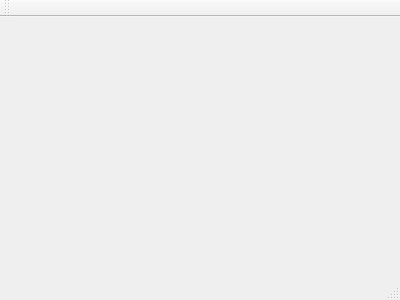
Old version of the form gui_main_window.ui in the repository ralphtandetzky/convert_matrix.
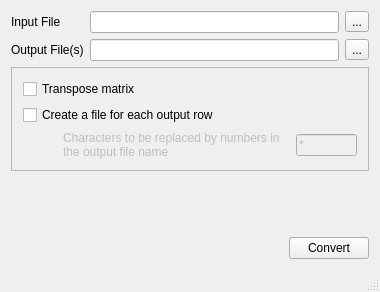
New version of the form.

What changed in the file:
```diff
--- a/gui_main_window.ui
+++ b/gui_main_window.ui
@@ -1,24 +1,197 @@
 <ui version="4.0">
  <class>MainWindow</class>
- <widget class="QMainWindow" name="MainWindow" >
-  <property name="geometry" >
+ <widget class="QMainWindow" name="MainWindow">
+  <property name="geometry">
    <rect>
     <x>0</x>
     <y>0</y>
-    <width>400</width>
-    <height>300</height>
+    <width>380</width>
+    <height>292</height>
    </rect>
   </property>
   <property name="windowTitle" >
    <string>MainWindow</string>
   </property>
-  <widget class="QMenuBar" name="menuBar" />
-  <widget class="QToolBar" name="mainToolBar" />
-  <widget class="QWidget" name="centralWidget" />
-  <widget class="QStatusBar" name="statusBar" />
+  <widget class="QWidget" name="centralWidget">
+   <layout class="QVBoxLayout" name="verticalLayout_2">
+    <item>
+     <layout class="QGridLayout" name="gridLayout_2">
+      <item row="4" column="0">
+       <widget class="QLabel" name="label_2">
+        <property name="text">
+         <string>Output File(s)</string>
+        </property>
+        <property name="buddy">
+         <cstring>outputFilesLineEdit</cstring>
+        </property>
+       </widget>
+      </item>
+      <item row="1" column="2">
+       <widget class="QToolButton" name="toolButton_2">
+        <property name="text">
+         <string>...</string>
+        </property>
+       </widget>
+      </item>
+      <item row="1" column="1">
+       <widget class="QLineEdit" name="inputFileLineEdit">
+        <property name="readOnly">
+         <bool>true</bool>
+        </property>
+       </widget>
+      </item>
+      <item row="4" column="1">
+       <widget class="QLineEdit" name="outputFilesLineEdit">
+        <property name="readOnly">
+         <bool>false</bool>
+        </property>
+       </widget>
+      </item>
+      <item row="1" column="0">
+       <widget class="QLabel" name="label">
+        <property name="text">
+         <string>Input File</string>
+        </property>
+        <property name="buddy">
+         <cstring>inputFileLineEdit</cstring>
+        </property>
+       </widget>
+      </item>
+      <item row="4" column="2">
+       <widget class="QToolButton" name="toolButton">
+        <property name="text">
+         <string>...</string>
+        </property>
+       </widget>
+      </item>
+     </layout>
+    </item>
+    <item>
+     <widget class="QFrame" name="frame">
+      <property name="frameShape">
+       <enum>QFrame::StyledPanel</enum>
+      </property>
+      <property name="frameShadow">
+       <enum>QFrame::Raised</enum>
+      </property>
+      <layout class="QVBoxLayout" name="verticalLayout">
+       <item>
+        <widget class="QCheckBox" name="transposeCheckBox">
+         <property name="text">
+          <string>Transpose matrix</string>
+         </property>
+        </widget>
+       </item>
+       <item>
+        <widget class="QCheckBox" name="fileForEachRowCheckBox">
+         <property name="text">
+          <string>Create a file for each output row</string>
+         </property>
+        </widget>
+       </item>
+       <item>
+        <widget class="QWidget" name="widget" native="true">
+         <property name="enabled">
+          <bool>false</bool>
+         </property>
+         <layout class="QHBoxLayout" name="horizontalLayout_3">
+          <property name="margin">
+           <number>0</number>
+          </property>
+          <item>
+           <spacer name="horizontalSpacer">
+            <property name="orientation">
+             <enum>Qt::Horizontal</enum>
+            </property>
+            <property name="sizeType">
+             <enum>QSizePolicy::Fixed</enum>
+            </property>
+            <property name="sizeHint" stdset="0">
+             <size>
+              <width>40</width>
+              <height>20</height>
+             </size>
+            </property>
+           </spacer>
+          </item>
+          <item>
+           <widget class="QLabel" name="label_3">
+            <property name="text">
+             <string>Characters to be replaced by numbers in the output file name</string>
+            </property>
+            <property name="wordWrap">
+             <bool>true</bool>
+            </property>
+            <property name="buddy">
+             <cstring>replaceCharsLineEdit</cstring>
+            </property>
+           </widget>
+          </item>
+          <item>
+           <widget class="QLineEdit" name="replaceCharsLineEdit">
+            <property name="text">
+             <string>*</string>
+            </property>
+           </widget>
+          </item>
+         </layout>
+        </widget>
+       </item>
+      </layout>
+     </widget>
+    </item>
+    <item>
+     <spacer name="verticalSpacer">
+      <property name="orientation">
+       <enum>Qt::Vertical</enum>
+      </property>
+      <property name="sizeHint" stdset="0">
+       <size>
+        <width>20</width>
+        <height>40</height>
+       </size>
+      </property>
+     </spacer>
+    </item>
+    <item>
+     <layout class="QHBoxLayout" name="horizontalLayout_2">
+      <item>
+       <spacer name="horizontalSpacer_2">
+        <property name="orientation">
+         <enum>Qt::Horizontal</enum>
+        </property>
+        <property name="sizeHint" stdset="0">
+         <size>
+          <width>40</width>
+          <height>20</height>
+         </size>
+        </property>
+       </spacer>
+      </item>
+      <item>
+       <widget class="QPushButton" name="pushButton">
+        <property name="text">
+         <string>Convert</string>
+        </property>
+       </widget>
+      </item>
+     </layout>
+    </item>
+   </layout>
+  </widget>
+  <widget class="QStatusBar" name="statusBar"/>
  </widget>
- <layoutDefault spacing="6" margin="11" />
- <pixmapfunction></pixmapfunction>
+ <layoutdefault spacing="6" margin="11"/>
+ <tabstops>
+  <tabstop>inputFileLineEdit</tabstop>
+  <tabstop>toolButton_2</tabstop>
+  <tabstop>outputFilesLineEdit</tabstop>
+  <tabstop>toolButton</tabstop>
+  <tabstop>transposeCheckBox</tabstop>
+  <tabstop>fileForEachRowCheckBox</tabstop>
+  <tabstop>replaceCharsLineEdit</tabstop>
+  <tabstop>pushButton</tabstop>
+ </tabstops>
  <resources/>
  <connections/>
 </ui>
```
Left out of the diff: 75 changed lines with no effect on the pictures.
